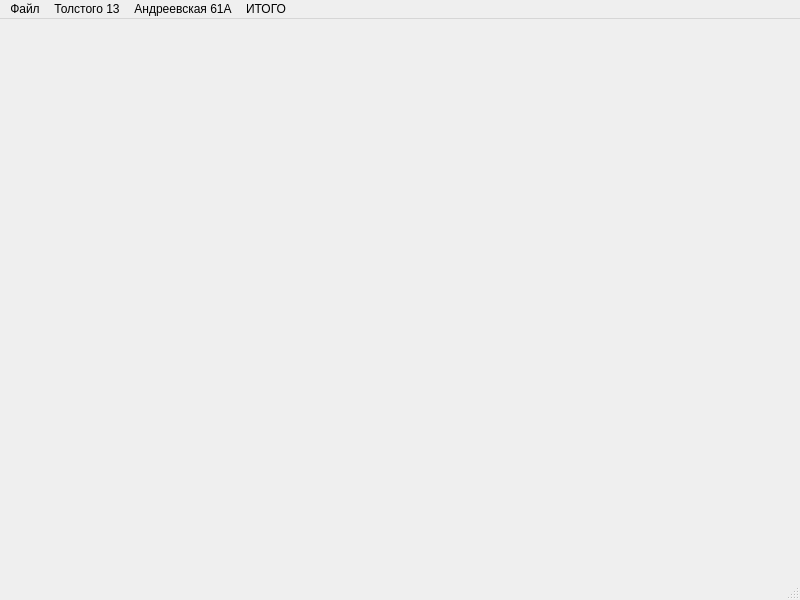
Qt form ui/cd_MainMenu.ui (developer-rni/communal-payments) before a commit.
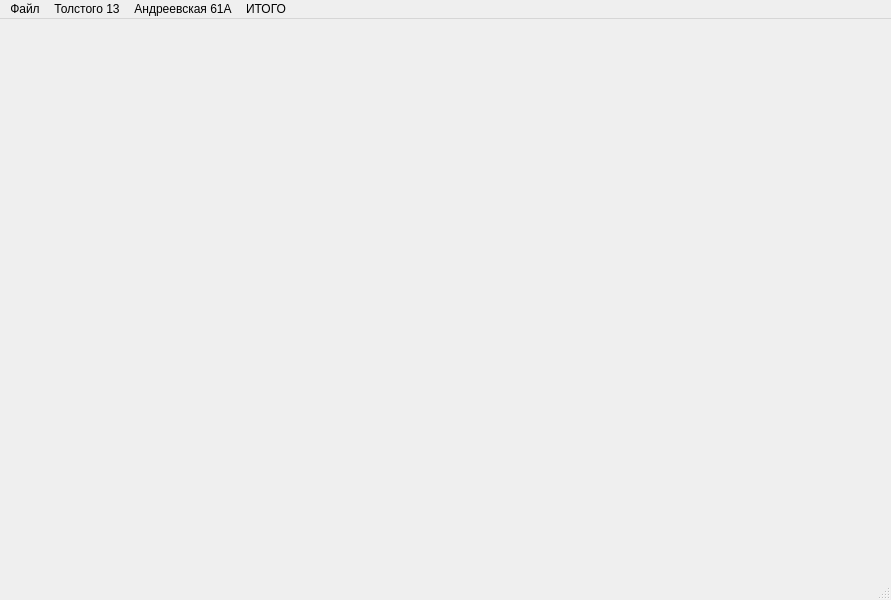
The same form after that commit.

```diff
--- a/ui/cd_MainMenu.ui
+++ b/ui/cd_MainMenu.ui
@@ -6,7 +6,7 @@
    <rect>
     <x>0</x>
     <y>0</y>
-    <width>800</width>
+    <width>891</width>
     <height>600</height>
    </rect>
   </property>
@@ -20,7 +20,7 @@
     <rect>
      <x>0</x>
      <y>0</y>
-     <width>800</width>
+     <width>891</width>
      <height>22</height>
     </rect>
    </property>
```
